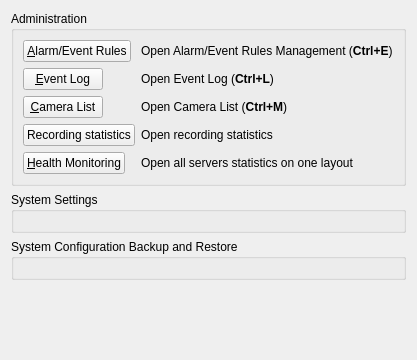
networkoptix/nx_open, file client/src/ui/widgets/settings/general_system_administration_widget.ui: the form before one commit.
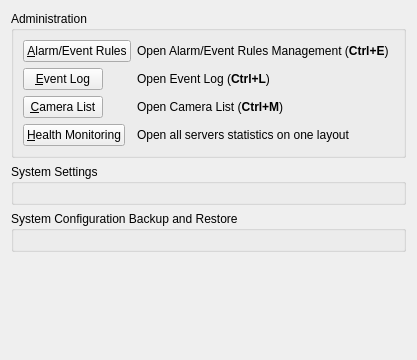
The form after the commit. Custom widgets are drawn as their Qt base class.

Commit message:
(Task #6019) - Storage using dialog
<==== Mercurial data ====>
Branch: dev_2.4.0

The edit to the form file:
```diff
--- a/client/src/ui/widgets/settings/general_system_administration_widget.ui
+++ b/client/src/ui/widgets/settings/general_system_administration_widget.ui
@@ -17,6 +17,9 @@
       <string>Administration</string>
      </property>
      <layout class="QFormLayout" name="formLayout_2">
+      <property name="fieldGrowthPolicy">
+       <enum>QFormLayout::AllNonFixedFieldsGrow</enum>
+      </property>
       <item row="0" column="0">
        <widget class="QPushButton" name="businessRulesButton">
         <property name="sizePolicy">
@@ -80,34 +83,20 @@
         </property>
        </widget>
       </item>
-      <item row="4" column="0">
+      <item row="3" column="0">
        <widget class="QPushButton" name="healthMonitorButton">
         <property name="text">
          <string>&amp;Health Monitoring</string>
         </property>
        </widget>
       </item>
-      <item row="4" column="1">
+      <item row="3" column="1">
        <widget class="QLabel" name="healthMonitoringLabel">
         <property name="text">
          <string>Open all servers statistics on one layout</string>
         </property>
        </widget>
       </item>
-      <item row="3" column="0">
-       <widget class="QPushButton" name="recordingStatsButton">
-        <property name="text">
-         <string>Recording statistics</string>
-        </property>
-       </widget>
-      </item>
-      <item row="3" column="1">
-       <widget class="QLabel" name="recordingStatsLabel">
-        <property name="text">
-         <string>Open recording statistics</string>
-        </property>
-       </widget>
-      </item>
      </layout>
     </widget>
    </item>
```
Left out of the diff: 20 changed lines with no effect on the pictures. The commit also changes 5 other files.
